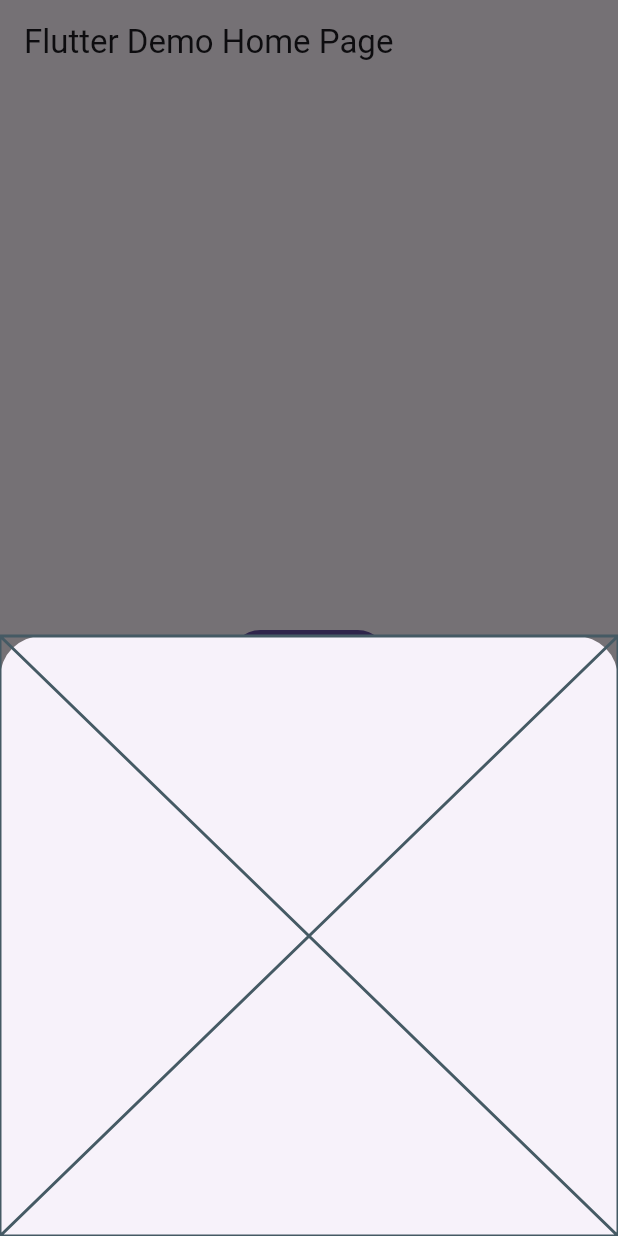
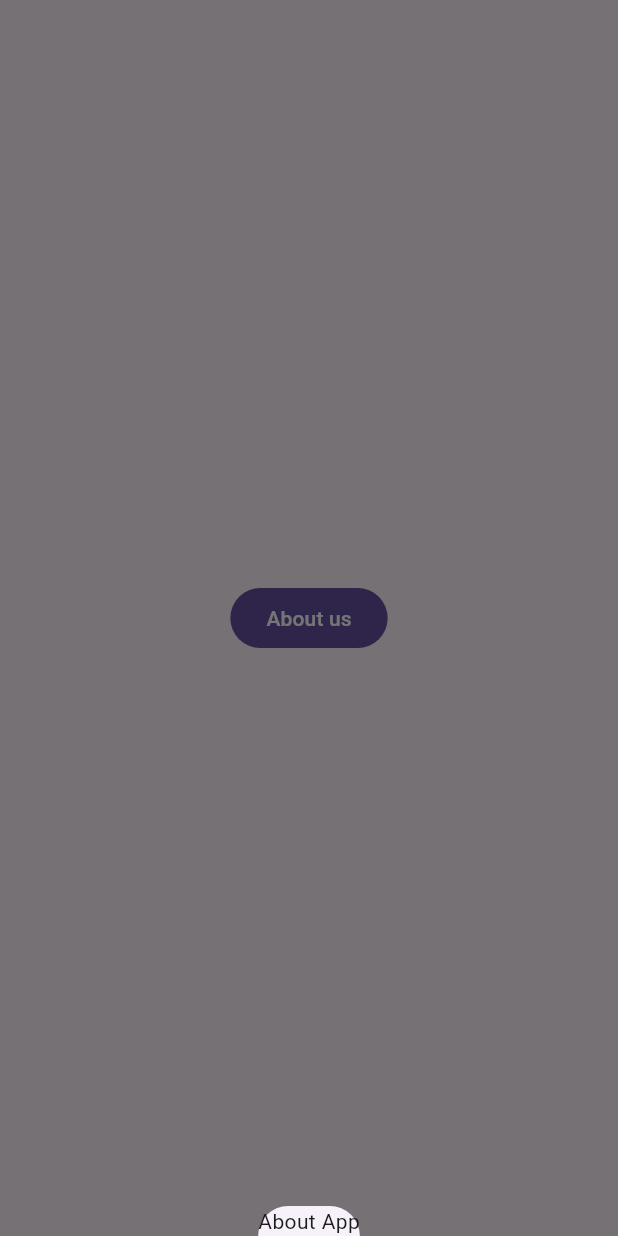
Before and after one commit to CodingWithTashi/about_us, a Flutter app: the screen it shows after launch, after a tap on "About us", on a phone screen of 412 x 824 dp. Run offline on Flutter 3.47's test engine with Material 2 defaults, Android fonts, the phone set to English and light mode, and no system bars.

Commit message:
refactor code

```diff
--- a/example/lib/main.dart
+++ b/example/lib/main.dart
@@ -10,67 +10,25 @@ void main() {
 class MyApp extends StatelessWidget {
   const MyApp({super.key});
 
-  // This widget is the root of your application.
   @override
   Widget build(BuildContext context) {
     return MaterialApp(
       title: 'Flutter Demo',
       theme: ThemeData(
         useMaterial3: true,
-        // This is the theme of your application.
-        //
-        // Try running your application with "flutter run". You'll see the
-        // application has a blue toolbar. Then, without quitting the app, try
-        // changing the primarySwatch below to Colors.green and then invoke
-        // "hot reload" (press "r" in the console where you ran "flutter run",
-        // or simply save your changes to "hot reload" in a Flutter IDE).
-        // Notice that the counter didn't reset back to zero; the application
-        // is not restarted.
         primarySwatch: Colors.blue,
       ),
-      home: const MyHomePage(title: 'Flutter Demo Home Page'),
+      home: const HomePage(),
     );
   }
 }
 
-class MyHomePage extends StatefulWidget {
-  const MyHomePage({super.key, required this.title});
-
-  // This widget is the home page of your application. It is stateful, meaning
-  // that it has a State object (defined below) that contains fields that affect
-  // how it looks.
-
-  // This class is the configuration for the state. It holds the values (in this
-  // case the title) provided by the parent (in this case the App widget) and
-  // used by the build method of the State. Fields in a Widget subclass are
-  // always marked "final".
-
-  final String title;
-
-  @override
-  State<MyHomePage> createState() => _MyHomePageState();
-}
-
-class _MyHomePageState extends State<MyHomePage> {
-  int _counter = 0;
-
-  void _incrementCounter() {
-    setState(() {
-      // This call to setState tells the Flutter framework that something has
-      // changed in this State, which causes it to rerun the build method below
-      // so that the display can reflect the updated values. If we changed
-      // _counter without calling setState(), then the build method would not be
-      // called again, and so nothing would appear to happen.
-      _counter++;
-    });
-  }
+class HomePage extends StatelessWidget {
+  const HomePage({Key? key}) : super(key: key);
 
   @override
   Widget build(BuildContext context) {
     return Scaffold(
-      appBar: AppBar(
-        title: Text(widget.title),
-      ),
       body: Center(
         child: FilledButton(
           child: const Text('About us'),
@@ -90,17 +48,12 @@ class _MyHomePageState extends State<MyHomePage> {
                     ],
                             actions: [
                       ActionOption(iconUrl: '', label: '', url: '')
-                    ])));
+                    ]),),);
               },
             );
           },
         ),
       ),
-      floatingActionButton: FloatingActionButton(
-        onPressed: _incrementCounter,
-        tooltip: 'Increment',
-        child: const Icon(Icons.add),
-      ), // This trailing comma makes auto-formatting nicer for build methods.
     );
   }
 }
--- a/lib/screen/about_us_page.dart
+++ b/lib/screen/about_us_page.dart
@@ -23,7 +23,8 @@ class AboutUsPage extends StatelessWidget {
 
   @override
   Widget build(BuildContext context) {
-    return Column(
+    return SingleChildScrollView(
+      child: Column(
         mainAxisSize: MainAxisSize.min,
         children: [
           if (aboutUsInfo.aboutApp != null)
@@ -35,6 +36,7 @@ class AboutUsPage extends StatelessWidget {
           if (aboutUsInfo.support != null)
             SupportCard(support: aboutUsInfo.support!),
         ],
+      ),
     );
   }
 }
--- a/lib/widget/about_app_card.dart
+++ b/lib/widget/about_app_card.dart
@@ -7,6 +7,6 @@ class AboutAppCard extends StatelessWidget {
 
   @override
   Widget build(BuildContext context) {
-    return const Placeholder();
+    return const Text('About App');
   }
 }
```
Lines whose indentation alone changed are shown as unchanged.
